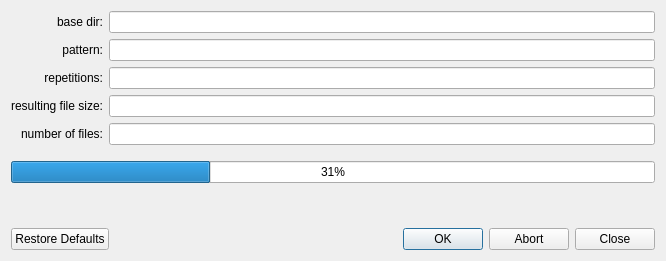
Qt form GroundSpace/frontend.ui (marcelpetrick/pythonCollection) before a commit.
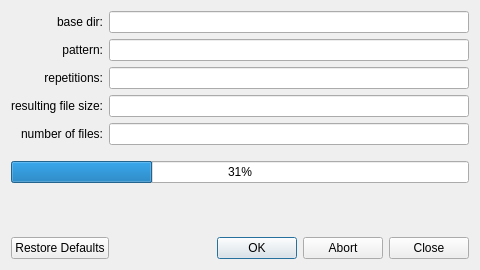
The same form after that commit.

What changed in the file:
```diff
--- a/GroundSpace/frontend.ui
+++ b/GroundSpace/frontend.ui
@@ -6,8 +6,8 @@
    <rect>
     <x>0</x>
     <y>0</y>
-    <width>666</width>
-    <height>261</height>
+    <width>480</width>
+    <height>270</height>
    </rect>
   </property>
   <property name="windowTitle">
```
Left out of the diff: 20 changed lines with no effect on the pictures.
